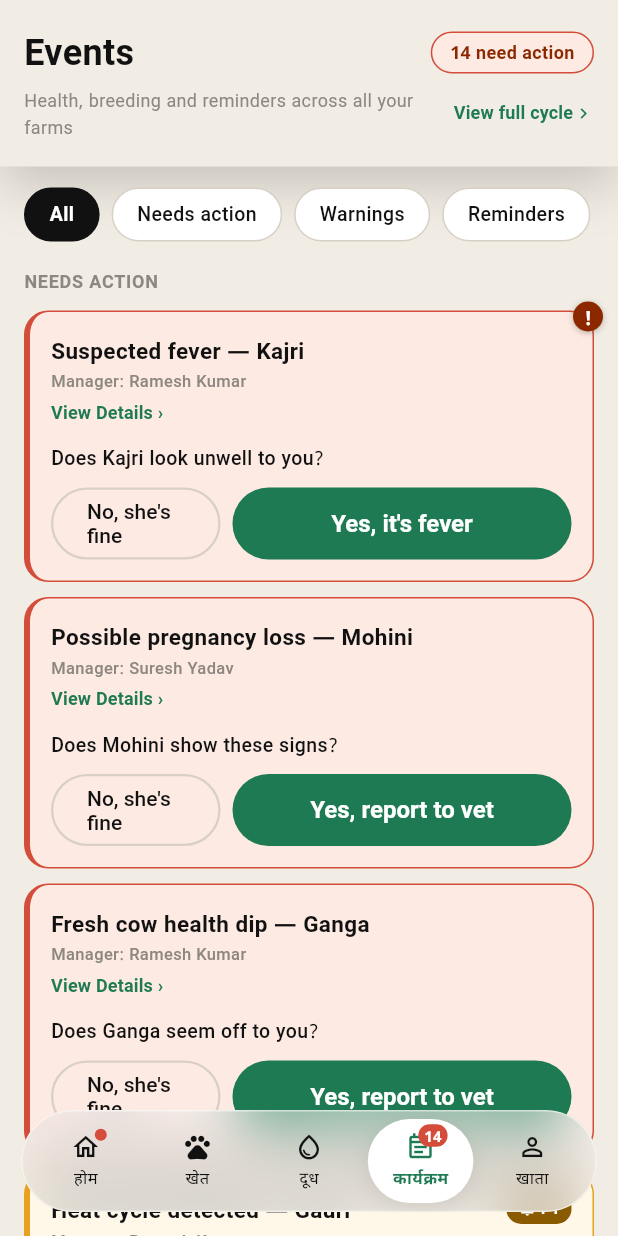
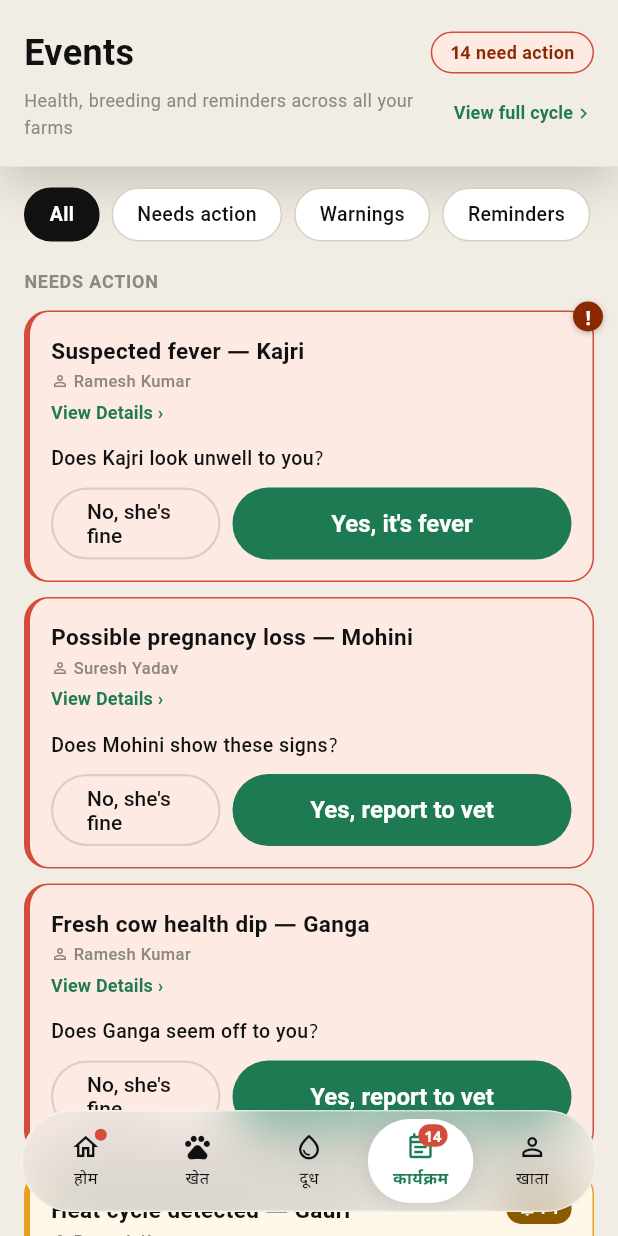
Before and after one commit to vaseey21/Vanix, a Flutter app: the EventsScreen screen opened directly with empty values, on a phone screen of 412 x 824 dp. Run offline on Flutter 3.47's test engine with Material 3 defaults, Android fonts, the phone set to English and light mode, and no system bars.

Commit message:
auto: save changes

```diff
--- a/flutter_app/lib/screens/events_screen.dart
+++ b/flutter_app/lib/screens/events_screen.dart
@@ -1761,7 +1761,17 @@ class _ActionCard extends StatelessWidget {
                   crossAxisAlignment: CrossAxisAlignment.start,
                   children: [
                     Text(title, style: TextStyle(fontSize: 15, fontWeight: FontWeight.w600, color: titleColor)),
-                    if (manager != null) Padding(padding: const EdgeInsets.only(top: 2), child: Text('Manager: $manager', style: const TextStyle(fontSize: 11, fontWeight: FontWeight.w500, color: VanixColors.textHint))),
+                    if (manager != null) Padding(
+                      padding: const EdgeInsets.only(top: 2),
+                      child: Row(
+                        mainAxisSize: MainAxisSize.min,
+                        children: [
+                          const Icon(Icons.person_outline, size: 12, color: VanixColors.textHint),
+                          const SizedBox(width: 3),
+                          Text(manager!, style: const TextStyle(fontSize: 11, fontWeight: FontWeight.w500, color: VanixColors.textHint)),
+                        ],
+                      ),
+                    ),
                     Padding(
                       padding: const EdgeInsets.only(top: 4),
                       child: TextButton(
```
